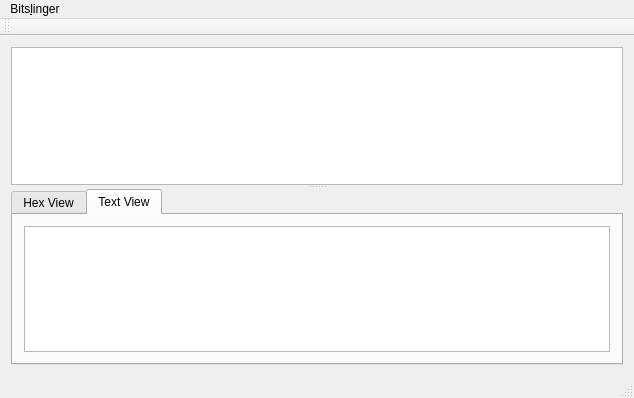
Old version of the form mainwindow.ui in the repository richmoore/bitslinger.
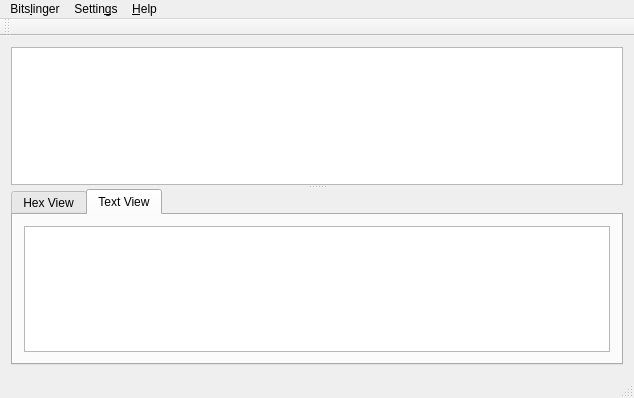
New version of the form. Custom widgets are drawn as their Qt base class.

Patch:
```diff
--- a/mainwindow.ui
+++ b/mainwindow.ui
@@ -72,7 +72,22 @@
     </property>
     <addaction name="actionExit"/>
    </widget>
+   <widget class="QMenu" name="menu_Options">
+    <property name="title">
+     <string>Settin&amp;gs</string>
+    </property>
+    <addaction name="action_Listeners"/>
+    <addaction name="action_Options"/>
+   </widget>
+   <widget class="QMenu" name="menu_Help">
+    <property name="title">
+     <string>&amp;Help</string>
+    </property>
+    <addaction name="action_About"/>
+   </widget>
    <addaction name="menuBitslinger"/>
+   <addaction name="menu_Options"/>
+   <addaction name="menu_Help"/>
   </widget>
   <widget class="QToolBar" name="mainToolBar">
    <attribute name="toolBarArea">
```
Left out of the diff: 27 changed lines with no effect on the pictures.
